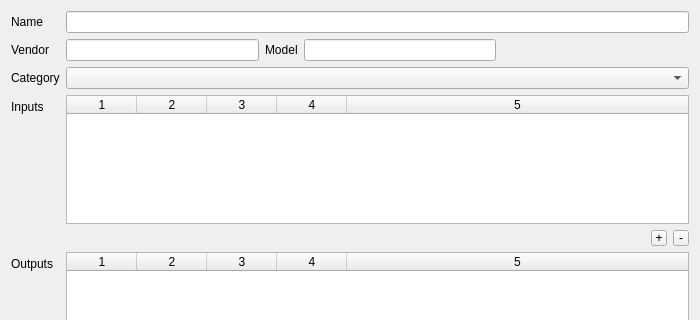
Above: deviceproperties.ui from uliss/patch_scene before the change; both pictures show x 0 to 700 and y 0 to 320 of the 700 by 500 pixel window. Below: the same form after it.
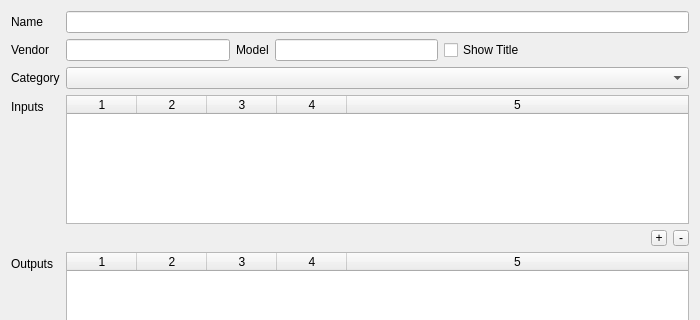
That is the form after the change.

Commit message: show title

The edit to the form file:
```diff
--- a/deviceproperties.ui
+++ b/deviceproperties.ui
@@ -56,7 +56,7 @@
       </widget>
      </item>
      <item row="1" column="1">
-      <layout class="QHBoxLayout" name="horizontalLayout_5" stretch="0,0,0,0">
+      <layout class="QHBoxLayout" name="horizontalLayout_5" stretch="0,0,0,0,0">
        <item>
         <widget class="QLineEdit" name="vendor"/>
        </item>
@@ -73,6 +73,13 @@
        <item>
         <widget class="QLineEdit" name="model"/>
        </item>
+       <item>
+        <widget class="QCheckBox" name="showTitle">
+         <property name="text">
+          <string>Show Title</string>
+         </property>
+        </widget>
+       </item>
        <item>
         <spacer name="horizontalSpacer_4">
          <property name="orientation">
```
The commit also changes 1 other file.
